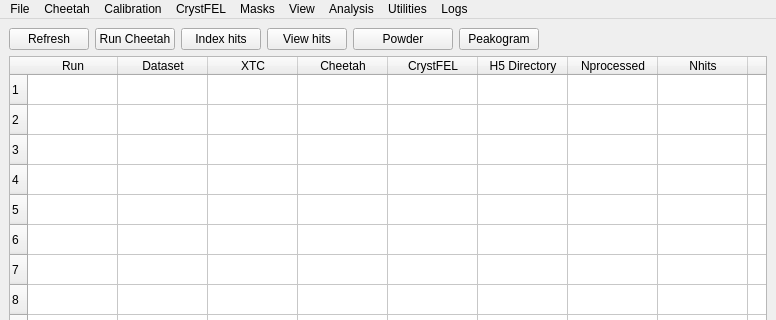
The window that python/UI/cheetahgui.ui (antonbarty/cheetah) describes before a commit, drawn with Qt 5; both pictures show x 0 to 776 and y 0 to 320 of the 776 by 855 pixel window.
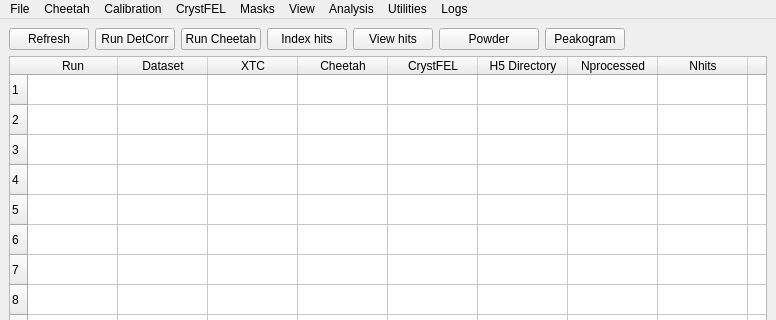
The same window after the commit.

Diff of the .ui file:
```diff
--- a/python/UI/cheetahgui.ui
+++ b/python/UI/cheetahgui.ui
@@ -50,6 +50,19 @@
           </property>
          </widget>
         </item>
+        <item>
+         <widget class="QPushButton" name="button_runDetCorr">
+          <property name="maximumSize">
+           <size>
+            <width>100</width>
+            <height>25</height>
+           </size>
+          </property>
+          <property name="text">
+           <string>Run DetCorr</string>
+          </property>
+         </widget>
+        </item>
         <item>
          <widget class="QPushButton" name="button_runCheetah">
           <property name="sizePolicy">
```
Left out of the diff: 19 changed lines with no effect on the pictures.
